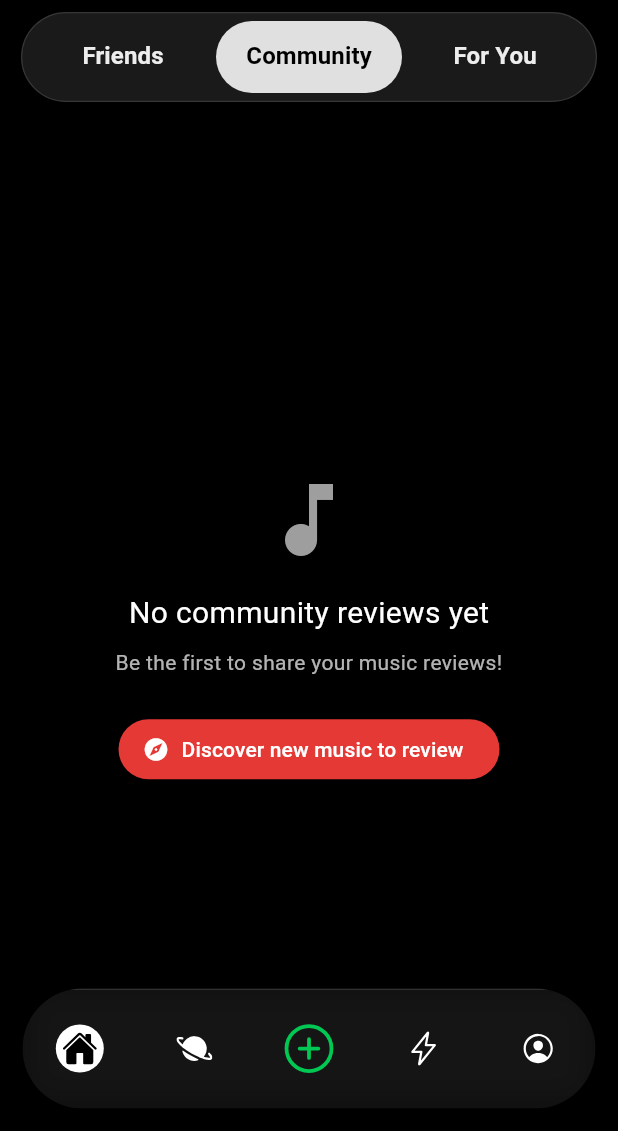
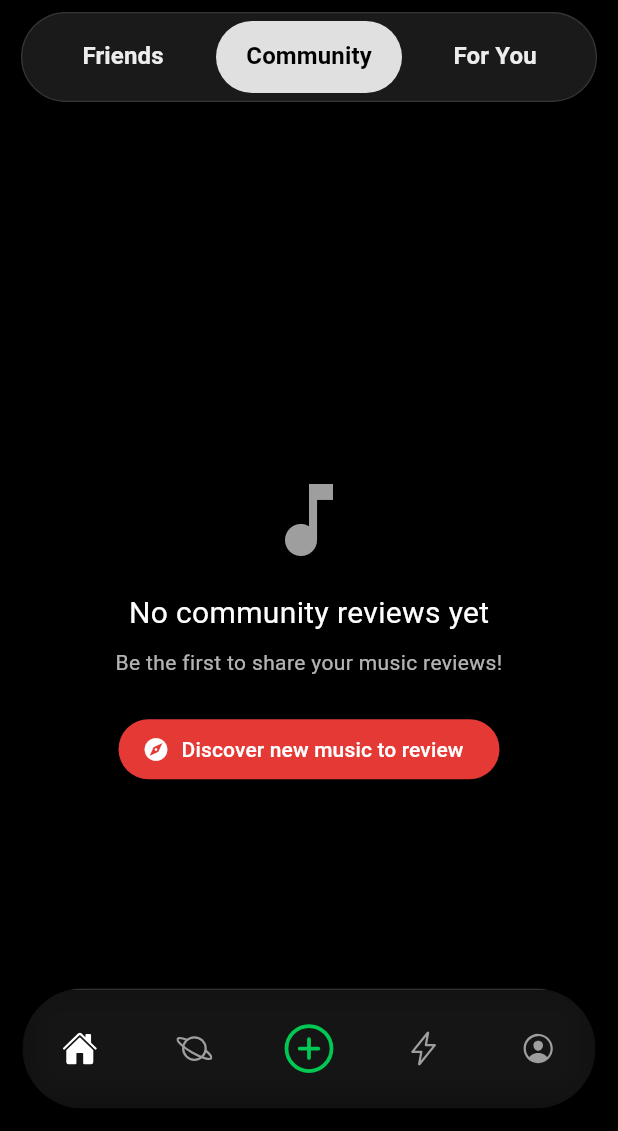
Before and after one commit to rhenry7/jukebox, a Flutter app: the screen it shows once a user with an empty profile is signed in, after a tap on "Go to Community", on a phone screen of 412 x 824 dp, the part 105-1236 px from its top. Run offline on Flutter 3.47's test engine with Material 3 defaults, Android fonts, the phone set to English and light mode, and no system bars; our stand-ins replace cached_network_image, cloud_firestore, firebase_auth, firebase_core, fl_chart, flutter_dotenv and 7 more; missing offline and left inert: spotify; accounts and stored records are empty; network calls fail.

Commit message:
minor UI tweaks and improvements

```diff
--- a/lib/GIFs/gifs.dart
+++ b/lib/GIFs/gifs.dart
@@ -5,15 +5,47 @@ class DiscoBallLoading extends StatelessWidget {
   const DiscoBallLoading({super.key});
   @override
   Widget build(BuildContext context) {
+    return LayoutBuilder(
+      builder: (context, constraints) {
+        final mediaSize = MediaQuery.sizeOf(context);
+        final availableWidth = constraints.maxWidth.isFinite
+            ? constraints.maxWidth
+            : mediaSize.width;
+        final availableHeight = constraints.maxHeight.isFinite
+            ? constraints.maxHeight
+            : mediaSize.height;
+
+        final minSide =
+            availableWidth < availableHeight ? availableWidth : availableHeight;
+        final compact = availableWidth < 120 || availableHeight < 120;
+        final loaderSize = compact
+            ? (minSide * 0.72).clamp(16.0, 48.0)
+            : (minSide * 0.34).clamp(56.0, 220.0);
+
         return Center(
           child: Column(
+            mainAxisSize: MainAxisSize.min,
             mainAxisAlignment: MainAxisAlignment.center,
             children: [
-          flutter.Image.asset('lib/assets/images/discoball_loading.png'),
+              SizedBox(
+                width: loaderSize,
+                height: loaderSize,
+                child: flutter.Image.asset(
+                  'lib/assets/images/discoball_loading.png',
+                  fit: BoxFit.contain,
+                ),
+              ),
+              if (!compact) ...[
                 const SizedBox(height: 8),
-          const Text('Thinking...', style: TextStyle(color: Colors.white)),
+                const Text(
+                  'Thinking...',
+                  style: TextStyle(color: Colors.white),
+                ),
+              ],
             ],
           ),
         );
+      },
+    );
   }
 }
--- a/lib/routing/MainNavigation.dart
+++ b/lib/routing/MainNavigation.dart
@@ -196,19 +196,23 @@ class MainNavState extends ConsumerState<MainNav> {
                 child: NavigationBar(
                   onDestinationSelected: _onItemTapped,
                   selectedIndex: currentPageIndex,
-                  indicatorColor: Colors.white.withOpacity(1),
+                  indicatorColor: Colors.white.withOpacity(0),
                   indicatorShape: const CircleBorder(),
                   backgroundColor: Colors.transparent,
                   labelBehavior: NavigationDestinationLabelBehavior.alwaysHide,
                   destinations: <Widget>[
-                    const NavigationDestination(
-                      selectedIcon: Icon(Ionicons.home),
-                      icon: Icon(Ionicons.home_outline),
+                    NavigationDestination(
+                      selectedIcon:
+                          const Icon(Ionicons.home, color: Colors.white),
+                      icon:
+                          Icon(Ionicons.home_outline, color: Colors.grey[500]!),
                       label: '',
                     ),
-                    const NavigationDestination(
-                      selectedIcon: Icon(Ionicons.planet_outline),
-                      icon: Icon(Ionicons.planet),
+                    NavigationDestination(
+                      selectedIcon:
+                          const Icon(Ionicons.planet, color: Colors.white),
+                      icon: Icon(Ionicons.planet_outline,
+                          color: Colors.grey[500]!),
                       label: '',
                     ),
                     NavigationDestination(
@@ -218,14 +222,17 @@ class MainNavState extends ConsumerState<MainNav> {
                           size: 40, color: Colors.greenAccent[700]),
                       label: '',
                     ),
-                    const NavigationDestination(
-                      selectedIcon: Icon(Ionicons.flash),
-                      icon: Icon(Ionicons.flash_outline),
+                    NavigationDestination(
+                      selectedIcon:
+                          const Icon(Ionicons.flash, color: Colors.white),
+                      icon: Icon(Ionicons.flash_outline,
+                          color: Colors.grey[500]!),
                       label: '',
                     ),
-                    const NavigationDestination(
-                      selectedIcon: Icon(Ionicons.person_circle),
-                      icon: Icon(Ionicons.person_circle_outline),
+                    NavigationDestination(
+                      selectedIcon: const Icon(Ionicons.person_circle, color: Colors.white),
+                      icon: Icon(Ionicons.person_circle_outline,
+                          color: Colors.grey[500]!),
                       label: '',
                     ),
                   ],
```
Also changed, not shown: lib/DiscoveryTab/playlists/preferencesWidget.dart (+36 -18 lines), lib/ui/screens/Home/_comments.dart (+24 -4 lines), lib/ui/screens/addReview/reviewSheetContentForm.dart (+6 -4 lines). Lines whose indentation alone changed are shown as unchanged.
